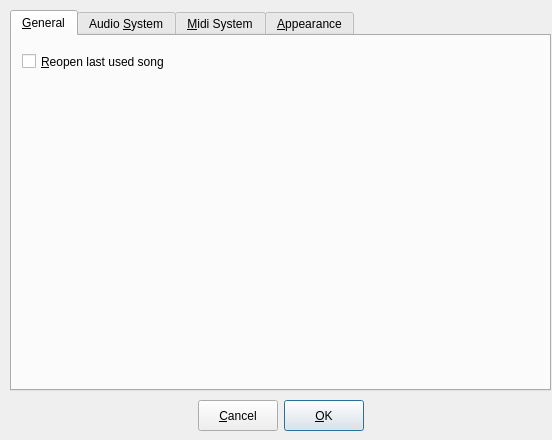
Above: gui/src/UI/PreferencesDialog_UI.ui from hydrogen-music/hydrogen before the change. Below: the same form after it.
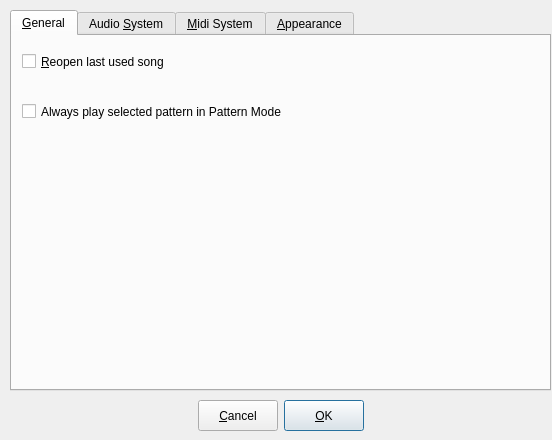
That is the form after the change. The open tabs and pages were chosen to show the change. Custom widgets are drawn as their Qt base class.

Commit message: added new pattern modes (single pattern mode and stacked pattern mode)

The edit to the form file:
```diff
--- a/gui/src/UI/PreferencesDialog_UI.ui
+++ b/gui/src/UI/PreferencesDialog_UI.ui
@@ -143,6 +143,14 @@
     <number>2</number>
    </property>
    <widget class="QWidget" name="tab" >
+    <property name="geometry" >
+     <rect>
+      <x>0</x>
+      <y>0</y>
+      <width>529</width>
+      <height>341</height>
+     </rect>
+    </property>
     <attribute name="title" >
      <string>&amp;General</string>
     </attribute>
@@ -168,8 +176,29 @@
       <string>Alt+R</string>
      </property>
     </widget>
+    <widget class="QCheckBox" name="patternModeFollowsSelection" >
+     <property name="geometry" >
+      <rect>
+       <x>10</x>
+       <y>60</y>
+       <width>511</width>
+       <height>31</height>
+      </rect>
+     </property>
+     <property name="text" >
+      <string>Always play selected pattern in Pattern Mode</string>
+     </property>
+    </widget>
    </widget>
    <widget class="QWidget" name="tab" >
+    <property name="geometry" >
+     <rect>
+      <x>0</x>
+      <y>0</y>
+      <width>529</width>
+      <height>341</height>
+     </rect>
+    </property>
     <attribute name="title" >
      <string>Audio &amp;System</string>
     </attribute>
@@ -377,19 +406,7 @@
       <property name="leftMargin" >
        <number>0</number>
       </property>
-      <property name="topMargin" >
-       <number>0</number>
-      </property>
-      <property name="rightMargin" >
-       <number>0</number>
-      </property>
-      <property name="bottomMargin" >
-       <number>0</number>
-      </property>
-      <property name="horizontalSpacing" >
-       <number>6</number>
-      </property>
-      <property name="verticalSpacing" >
+      <property name="spacing" >
        <number>6</number>
       </property>
       <item row="0" column="1" >
@@ -492,6 +509,14 @@
     </widget>
    </widget>
    <widget class="QWidget" name="tab" >
+    <property name="geometry" >
+     <rect>
+      <x>0</x>
+      <y>0</y>
+      <width>529</width>
+      <height>341</height>
+     </rect>
+    </property>
     <attribute name="title" >
      <string>&amp;Midi System</string>
     </attribute>
@@ -501,26 +526,14 @@
        <x>10</x>
        <y>10</y>
        <width>521</width>
-       <height>117</height>
+       <height>123</height>
       </rect>
      </property>
      <layout class="QGridLayout" >
       <property name="leftMargin" >
        <number>0</number>
       </property>
-      <property name="topMargin" >
-       <number>0</number>
-      </property>
-      <property name="rightMargin" >
-       <number>0</number>
-      </property>
-      <property name="bottomMargin" >
-       <number>0</number>
-      </property>
-      <property name="horizontalSpacing" >
-       <number>6</number>
-      </property>
-      <property name="verticalSpacing" >
+      <property name="spacing" >
        <number>6</number>
       </property>
       <item row="1" column="0" >
@@ -678,6 +691,14 @@
     </widget>
    </widget>
    <widget class="QWidget" name="tab" >
+    <property name="geometry" >
+     <rect>
+      <x>0</x>
+      <y>0</y>
+      <width>529</width>
+      <height>341</height>
+     </rect>
+    </property>
     <attribute name="title" >
      <string>&amp;Appearance</string>
     </attribute>
@@ -707,19 +728,7 @@
       <property name="leftMargin" >
        <number>0</number>
       </property>
-      <property name="topMargin" >
-       <number>0</number>
-      </property>
-      <property name="rightMargin" >
-       <number>0</number>
-      </property>
-      <property name="bottomMargin" >
-       <number>0</number>
-      </property>
-      <property name="horizontalSpacing" >
-       <number>6</number>
-      </property>
-      <property name="verticalSpacing" >
+      <property name="spacing" >
        <number>6</number>
       </property>
       <item row="0" column="0" >
@@ -779,19 +788,7 @@
       <property name="leftMargin" >
        <number>0</number>
       </property>
-      <property name="topMargin" >
-       <number>0</number>
-      </property>
-      <property name="rightMargin" >
-       <number>0</number>
-      </property>
-      <property name="bottomMargin" >
-       <number>0</number>
-      </property>
-      <property name="horizontalSpacing" >
-       <number>6</number>
-      </property>
-      <property name="verticalSpacing" >
+      <property name="spacing" >
        <number>6</number>
       </property>
       <item row="0" column="1" >
```
Left out of the diff: 43 changed lines with no effect on the pictures. The commit also changes 8 other files.
